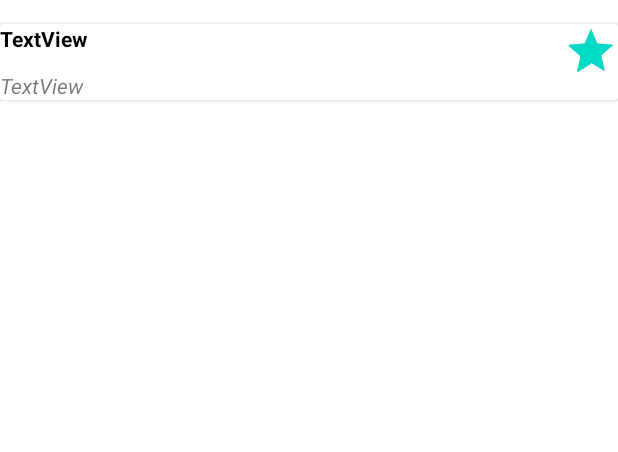
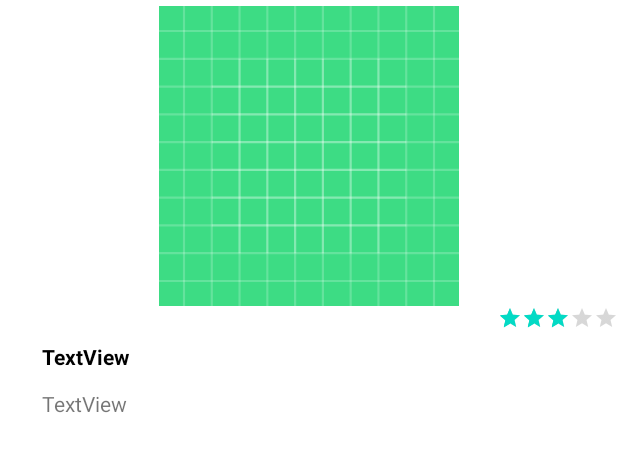
Before and after one commit to Sincal200/Notas_Activity-Completo-, an Android app: the layout fragment_item.xml on its own in the app's theme, with its tools: preview values and no code run, on a phone screen of 412 x 824 dp. Shown: the top 452 px of the screen. Run offline under Robolectric (Android 15) with nearby library versions, the phone set to English and light mode, and no system bars.

```diff
--- a/app/src/main/AndroidManifest.xml
+++ b/app/src/main/AndroidManifest.xml
@@ -10,7 +10,7 @@
         android:dataExtractionRules="@xml/data_extraction_rules"
         android:fullBackupContent="@xml/backup_rules"
         android:icon="@mipmap/ic_launcher"
-        android:label="NotasActivity"
+        android:label="@string/app_name"
         android:roundIcon="@mipmap/ic_launcher_round"
         android:supportsRtl="true"
         android:theme="@style/Theme.Restaurante"
--- a/app/src/main/java/com/example/restaurante/NotasActivity.java
+++ b/app/src/main/java/com/example/restaurante/Restaurante.java
@@ -1,12 +1,12 @@
 package com.example.restaurante;
 
-public class NotasActivity {
+public class Restaurante {
     private String nombre;
     private String urlPhoto;
     private float valoracion;
     private String direccion;
 
-    public NotasActivity(String nombre, String urlPhoto, float valoracion, String direccion) {
+    public Restaurante(String nombre, String urlPhoto, float valoracion, String direccion) {
         this.nombre = nombre;
         this.urlPhoto = urlPhoto;
         this.valoracion = valoracion;
--- a/app/src/main/res/layout/fragment_item.xml
+++ b/app/src/main/res/layout/fragment_item.xml
@@ -1,27 +1,33 @@
 <?xml version="1.0" encoding="utf-8"?>
-<androidx.cardview.widget.CardView xmlns:android="http://schemas.android.com/apk/res/android"
+<androidx.constraintlayout.widget.ConstraintLayout xmlns:android="http://schemas.android.com/apk/res/android"
     xmlns:app="http://schemas.android.com/apk/res-auto"
     xmlns:tools="http://schemas.android.com/tools"
     android:layout_width="match_parent"
-    android:layout_height="wrap_content"
-    android:layout_marginTop="16dp">
-
-    <androidx.constraintlayout.widget.ConstraintLayout
-        android:layout_width="match_parent"
-        android:layout_height="match_parent">
+    android:layout_height="wrap_content">
 
 
-
+    <ImageView
+        android:id="@+id/imageViewPhoto"
+        android:layout_width="0dp"
+        android:layout_height="200dp"
+        android:layout_marginTop="4dp"
+        app:layout_constraintEnd_toEndOf="parent"
+        app:layout_constraintHorizontal_bias="0.0"
+        app:layout_constraintStart_toStartOf="parent"
+        app:layout_constraintTop_toTopOf="parent"
+        app:srcCompat="@drawable/ic_launcher_background" />
 
     <TextView
         android:id="@+id/textViewNombre"
         android:layout_width="wrap_content"
         android:layout_height="wrap_content"
+        android:layout_marginStart="28dp"
+        android:layout_marginTop="24dp"
         android:text="TextView"
         android:textColor="@color/black"
         android:textStyle="bold"
-        tools:layout_editor_absoluteX="28dp"
-        tools:layout_editor_absoluteY="228dp" />
+        app:layout_constraintStart_toStartOf="@+id/imageViewPhoto"
+        app:layout_constraintTop_toBottomOf="@+id/imageViewPhoto" />
 
     <TextView
         android:id="@+id/textViewDireccion"
@@ -29,20 +35,17 @@
         android:layout_height="wrap_content"
         android:layout_marginTop="12dp"
         android:text="TextView"
-        android:textStyle="italic"
         app:layout_constraintStart_toStartOf="@+id/textViewNombre"
         app:layout_constraintTop_toBottomOf="@+id/textViewNombre" />
 
     <RatingBar
         android:id="@+id/ratingBarValoracion"
-        style="@android:style/Widget.DeviceDefault.Light.RatingBar.Indicator"
+        style="@style/Widget.AppCompat.RatingBar.Small"
         android:layout_width="wrap_content"
         android:layout_height="wrap_content"
-        android:numStars="1"
+        android:numStars="5"
         android:rating="3"
         android:stepSize="1"
         app:layout_constraintEnd_toEndOf="parent"
-        tools:layout_editor_absoluteY="204dp" />
-
-    </androidx.constraintlayout.widget.ConstraintLayout>
-</androidx.cardview.widget.CardView>
+        app:layout_constraintTop_toBottomOf="@+id/imageViewPhoto" />
+</androidx.constraintlayout.widget.ConstraintLayout>
```
Also changed, not shown: app/src/main/java/com/example/restaurante/MyRestauranteRecyclerViewAdapter.java (+11 -5 lines), app/src/main/java/com/example/restaurante/RestauranteFragment.java (+7 -7 lines).
